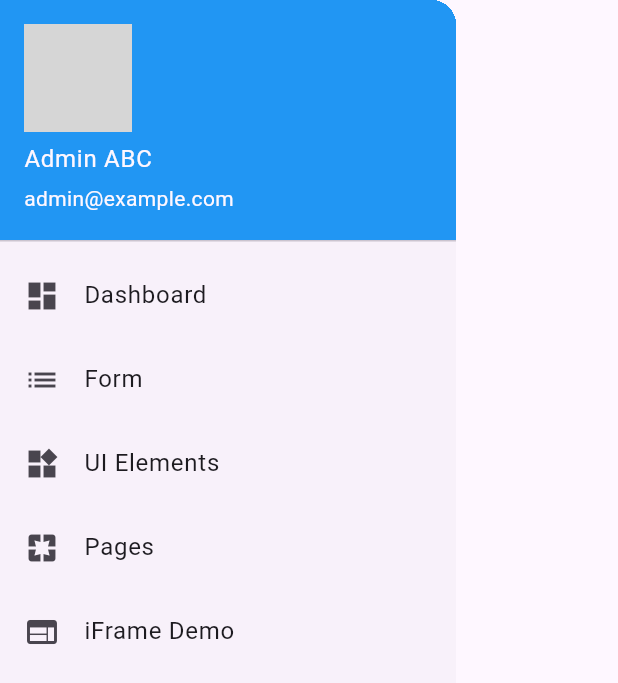
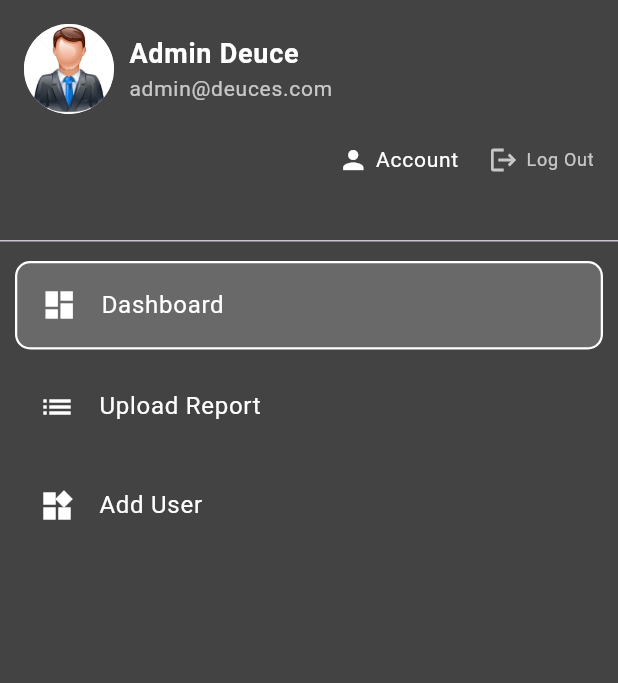
Before and after one commit to walter-kudzai-kamanga/mins, a Flutter app: the DashboardDrawer widget shown alone on an empty page, opened directly, on a phone screen of 412 x 824 dp. Shown: the top 683 px of the screen. Run offline on Flutter 3.47's test engine with Material 3 defaults, Android fonts, the light colour scheme and no system bars; grey boxes are pictures that could not be loaded.

Commit message:
homepage:updates

```diff
--- a/lib/main.dart
+++ b/lib/main.dart
@@ -12,7 +12,7 @@ class MyApp extends StatelessWidget {
   @override
   Widget build(BuildContext context) {
     return MaterialApp(
-      title: 'Flutter Demo',
+      title: 'Login',
       debugShowCheckedModeBanner: false,
       theme: ThemeData(
 
--- a/lib/screens/Homepage.dart
+++ b/lib/screens/Homepage.dart
@@ -1,17 +1,20 @@
 import 'package:flutter/material.dart';
 
-void main() {
-  runApp(const AdminDashboardApp());
+
+class AdminDashboardApp extends StatefulWidget {
+  const AdminDashboardApp({super.key});
+
+  @override
+  State<AdminDashboardApp> createState() => _AdminDashboardAppState();
 }
 
-class AdminDashboardApp extends StatelessWidget {
-  const AdminDashboardApp({super.key});
-
+class _AdminDashboardAppState extends State<AdminDashboardApp> {
+  int _selectedIndex=0;
   @override
   Widget build(BuildContext context) {
     return MaterialApp(
       debugShowCheckedModeBanner: false,
-      title: 'Web Admin',
+      title: 'Admin Dashboard',
       theme: ThemeData(primarySwatch: Colors.blue),
       home: const DashboardScreen(),
     );
@@ -24,16 +27,28 @@ class DashboardScreen extends StatelessWidget {
   @override
   Widget build(BuildContext context) {
     return Scaffold(
-      drawer: const DashboardDrawer(),
+      appBar: AppBar(
+        backgroundColor: Colors.blue,
+        actions: [
+          buildTopBar(),
+        ],
+      ),
+
+    //  drawer: const DashboardDrawer(),
       body: Row(
         children: [
-          const Expanded(flex: 2, child: DashboardDrawer()),
+          Expanded(
+
+            flex: 2,
+            child: Container(
+              color: Colors.blue,
+              child: const DashboardDrawer())),
           Expanded(
             flex: 8,
             child: Column(
               children: [
-                buildTopBar(),
-                Expanded(child: buildDashboard()),
+              //  buildTopBar(),
+                buildDashboard(),
               ],
             ),
           ),
@@ -45,18 +60,28 @@ class DashboardScreen extends StatelessWidget {
 
 Widget buildTopBar() {
   return Container(
-    padding: const EdgeInsets.symmetric(horizontal: 16, vertical: 10),
+    padding: const EdgeInsets.symmetric(horizontal: 5, vertical: 10),
     color: Colors.blue,
     child: Row(
       mainAxisAlignment: MainAxisAlignment.spaceBetween,
       children: [
-        const Text('Dashboard', style: TextStyle(fontSize: 22, fontWeight: FontWeight.bold, color: Colors.white)),
+
         Row(
+          mainAxisAlignment: MainAxisAlignment.spaceBetween,
           children: [
-            IconButton(icon: const Icon(Icons.nightlight_round, color: Colors.white), onPressed: () {}),
-            IconButton(icon: const Icon(Icons.language, color: Colors.white), onPressed: () {}),
+             Tooltip(
+
+              message: 'Contact Walter on +263782926585',
+              child: Image.asset('assets/images/deuces.png',color: Colors.white,)),
+            // Row(
+            //   mainAxisAlignment: MainAxisAlignment.end,
+            //   children: [
+            //     IconButton(icon: const Icon(Icons.nightlight_round, color: Colors.white), onPressed: () {}),
+            //     IconButton(icon: const Icon(Icons.language, color: Colors.white), onPressed: () {}),
+            //   ],
+            // )
           ],
-        )
+        ),
       ],
     ),
   );
@@ -64,45 +89,39 @@ Widget buildTopBar() {
 
 Widget buildDashboard() {
   return Padding(
-    padding: const EdgeInsets.all(16.0),
+    padding: const EdgeInsets.all(2),
     child: Column(
       crossAxisAlignment: CrossAxisAlignment.start,
       children: [
-        GridView.count(
-          crossAxisCount: 4,
-          shrinkWrap: true,
-          crossAxisSpacing: 16,
-          childAspectRatio: 1,
-          mainAxisSpacing: 16,
+        Padding(
+          padding: const EdgeInsets.all(2),
+          child: Text(
+            'Dashboard',
+            style: TextStyle(color: Colors.black, fontWeight: FontWeight.bold, fontSize: 20),
+          ),
+        ),
+        Wrap(
+          spacing: 16, // Horizontal spacing
+          runSpacing: 16, // Vertical spacing
           children: const [
-            DashboardCard(title: '150', subtitle: 'Recently Added', icon: Icons.shopping_cart, color: Colors.teal),
-            DashboardCard(title: '+12%', subtitle: 'Today Sales', icon: Icons.show_chart, color: Colors.green),
-            DashboardCard(title: '44', subtitle: 'New Users', icon: Icons.person_add, color: Colors.amber),
+            DashboardCard(title: 'Wednesday', subtitle: 'Recently Added', icon: Icons.book, color: Colors.teal),
+            DashboardCard(title: '16', subtitle: 'Reports', icon: Icons.show_chart, color: Colors.green),
+            DashboardCard(title: '44', subtitle: 'Total Users', icon: Icons.person_add, color: Colors.amber),
             DashboardCard(title: '0', subtitle: 'Pending Issues', icon: Icons.error, color: Colors.red),
           ],
         ),
         const SizedBox(height: 20),
         const Text('Recent Orders', style: TextStyle(fontSize: 20, fontWeight: FontWeight.bold)),
         const SizedBox(height: 10),
-        Expanded(child: buildRecentOrdersTable()),
-        Align(
-          alignment: Alignment.centerRight,
-          child: ElevatedButton.icon(
-            onPressed: () {},
-            icon: const Icon(Icons.remove_red_eye),
-            label: const Text('View All'),
-            style: ElevatedButton.styleFrom(
-              backgroundColor: Colors.blue,
-              foregroundColor: Colors.white,
-            ),
-          ),
-        ),
+        buildRecentOrdersTable(),
       ],
     ),
   );
 }
 
-class DashboardCard extends StatelessWidget {
+
+
+class DashboardCard extends StatefulWidget {
   final String title;
   final String subtitle;
   final IconData icon;
@@ -111,37 +130,50 @@ class DashboardCard extends StatelessWidget {
   const DashboardCard({super.key, required this.title, required this.subtitle, required this.icon, required this.color});
 
   @override
+  State<DashboardCard> createState() => _DashboardCardState();
+}
+
+class _DashboardCardState extends State<DashboardCard> {
+  int _selectedIndex=0;
+  @override
   Widget build(BuildContext context) {
-    return Card(
-      color: color,
+    return SizedBox(
+      width: 285,
+      height: 170,
+      child: Card(
+        color: widget.color,
         shape: RoundedRectangleBorder(borderRadius: BorderRadius.circular(10)),
         child: Padding(
           padding: const EdgeInsets.all(16.0),
           child: Column(
             mainAxisAlignment: MainAxisAlignment.center,
             children: [
-            Icon(icon, size: 40, color: Colors.white),
+              Icon(widget.icon, size: 40, color: Colors.white),
               const SizedBox(height: 10),
-            Text(title, style: const TextStyle(fontSize: 24, color: Colors.white, fontWeight: FontWeight.bold)),
+              Text(widget.title, style: const TextStyle(fontSize: 24, color: Colors.white, fontWeight: FontWeight.bold)),
               const SizedBox(height: 8),
-            Text(subtitle, style: const TextStyle(fontSize: 16, color: Colors.white)),
+              Text(widget.subtitle, style: const TextStyle(fontSize: 16, color: Colors.white)),
             ],
+          ),
         ),
       ),
     );
   }
 }
-
 Widget buildRecentOrdersTable() {
-  return SingleChildScrollView(
-    scrollDirection: Axis.horizontal,
+  return SizedBox(
+    width: double.infinity, // Make sure the table takes up the available width
+    child: SingleChildScrollView(
+      scrollDirection: Axis.vertical,
       child: DataTable(
         headingRowColor: MaterialStateProperty.all(Colors.blue),
+        headingRowHeight: 30,
         columns: const [
           DataColumn(label: Text('No.', style: TextStyle(color: Colors.white))),
           DataColumn(label: Text('Date', style: TextStyle(color: Colors.white))),
-        DataColumn(label: Text('Item', style: TextStyle(color: Colors.white))),
-        DataColumn(label: Text('Price', style: TextStyle(color: Colors.white))),
+          DataColumn(label: Text('Report Name', style: TextStyle(color: Colors.white))),
+          DataColumn(label: Text('Uploaded By', style: TextStyle(color: Colors.white))),
+          DataColumn(label: Text('Actions', style: TextStyle(color: Colors.white))),
         ],
         rows: List.generate(5, (index) {
           return DataRow(cells: [
@@ -149,40 +181,145 @@ Widget buildRecentOrdersTable() {
             DataCell(const Text('2022-06-30')),
             DataCell(Text('Item ${index + 1}')),
             DataCell(Text((4000 + index * 1000).toString())),
+            DataCell(
+              Row(
+                children: [
+                  IconButton(
+                    icon: const Icon(Icons.remove_red_eye_outlined, color: Colors.black, size: 15),
+                    onPressed: () {
+                      // Edit action
+                    },
+                  ),
+                  IconButton(
+                    icon: const Icon(Icons.download_outlined, color: Colors.black, size: 15),
+                    onPressed: () {
+                      // Delete action
+                    },
+                  ),
+                ],
+              ),
+            ),
           ]);
         }),
+      ),
     ),
   );
 }
 
-class DashboardDrawer extends StatelessWidget {
+
+class DashboardDrawer extends StatefulWidget {
   const DashboardDrawer({super.key});
 
   @override
+  State<DashboardDrawer> createState() => _DashboardDrawerState();
+}
+
+class _DashboardDrawerState extends State<DashboardDrawer> {
+  int _selectedIndex=0;
+  Widget buildListTile(int index, IconData icon, String title) {
+    bool isSelected = _selectedIndex == index;
+
+    return GestureDetector(
+      onTap: () {
+        setState(() {
+          _selectedIndex = index;
+        });
+      },
+      child: Container(
+        margin: const EdgeInsets.symmetric(vertical: 5, horizontal: 10), // Add spacing
+        decoration: BoxDecoration(
+          color: isSelected ? Colors.white.withOpacity(0.2) : Colors.transparent, // Highlight when selected
+          borderRadius: BorderRadius.circular(10),
+          border: isSelected ? Border.all(color: Colors.white, width: 1.5) : null,
+        ),
+        child: ListTile(
+          leading: Icon(icon, color: Colors.white),
+          title: Text(title, style: const TextStyle(color: Colors.white)),
+        ),
+      ),
+    );
+  }
+  @override
   Widget build(BuildContext context) {
-    return Drawer(
+    return Container(
+      color: const Color.fromARGB(255, 67, 67, 67),
       child: Column(
+
         children: [
-          UserAccountsDrawerHeader(
-            accountName: const Text('Admin ABC'),
-            accountEmail: const Text('admin@example.com'),
-            currentAccountPicture: const CircleAvatar(
-              backgroundImage: AssetImage('assets/profile.jpg'),
+       DrawerHeader(
+  decoration: const BoxDecoration(color: Color.fromARGB(255, 67, 67, 67)),
+  child: Column(
+    crossAxisAlignment: CrossAxisAlignment.start,
+    children: [
+      // Row for Picture, Name & Email
+      Row(
+        children: [
+          const CircleAvatar(
+            radius: 30,
+            backgroundImage: AssetImage('assets/images/user.jpg'),
           ),
-            decoration: const BoxDecoration(color: Colors.blue),
+          const SizedBox(width: 10), // Space between picture and text
+          Column(
+            crossAxisAlignment: CrossAxisAlignment.start,
+            children: const [
+              Text(
+                'Admin Deuce',
+                style: TextStyle(color: Colors.white, fontSize: 18, fontWeight: FontWeight.bold),
               ),
+              Text(
+                'admin@deuces.com',
+                style: TextStyle(color: Colors.white70, fontSize: 14),
+                overflow: TextOverflow.ellipsis,
+              ),
+            ],
+          ),
+        ],
+      ),
+      const SizedBox(height: 20), // Space below picture
+
+      // Additional Text Below Picture
+     Row(
+  mainAxisAlignment: MainAxisAlignment.end, // Align items side by side
+  children: [
+    Row(
+      children: const [
+        Icon(Icons.person, color: Colors.white, size: 20), // Icon for "Account"
+        SizedBox(width: 5), // Space between icon and text
+        Text(
+          'Account',
+          style: TextStyle(color: Colors.white, fontSize: 14),
+        ),
+      ],
+    ),
+   const SizedBox(width: 20,),
+    Row(
+      children: const [
+        Icon(Icons.logout, color: Colors.white70, size: 20), // Icon for "Log Out"
+        SizedBox(width: 5), // Space between icon and text
+        Text(
+          'Log Out',
+          style: TextStyle(color: Colors.white70, fontSize: 12),
+        ),
+      ],
+    ),
+  ],
+)
+
+    ],
+  ),
+),
+
+
      Expanded(
       child: ListView(
         padding: EdgeInsets.zero,
-              children: const [
-                ListTile(leading: Icon(Icons.dashboard), title: Text('Dashboard')),
-                ListTile(leading: Icon(Icons.list), title: Text('Form')),
-                ListTile(leading: Icon(Icons.widgets), title: Text('UI Elements')),
-                ListTile(leading: Icon(Icons.pages), title: Text('Pages')),
-                ListTile(leading: Icon(Icons.web), title: Text('iFrame Demo')),
+        children: [
+          buildListTile(0, Icons.dashboard, 'Dashboard'),
+          buildListTile(1, Icons.list, 'Upload Report'),
+          buildListTile(2, Icons.widgets, 'Add User'),
         ],
       ),
-          ),
+    )
         ],
       ),
     );
--- a/pubspec.yaml
+++ b/pubspec.yaml
@@ -60,7 +60,7 @@ flutter:
   # To add assets to your application, add an assets section, like this:
   assets:
     - assets/images/deuces.png
-  #   - images/a_dot_ham.jpeg
+    - assets/images/user.jpg
 
   # An image asset can refer to one or more resolution-specific "variants", see
   # https://flutter.dev/to/resolution-aware-images
```
Also changed, not shown: assets/images/user.jpg (added), 1 other file. Lines whose indentation alone changed are shown as unchanged.
